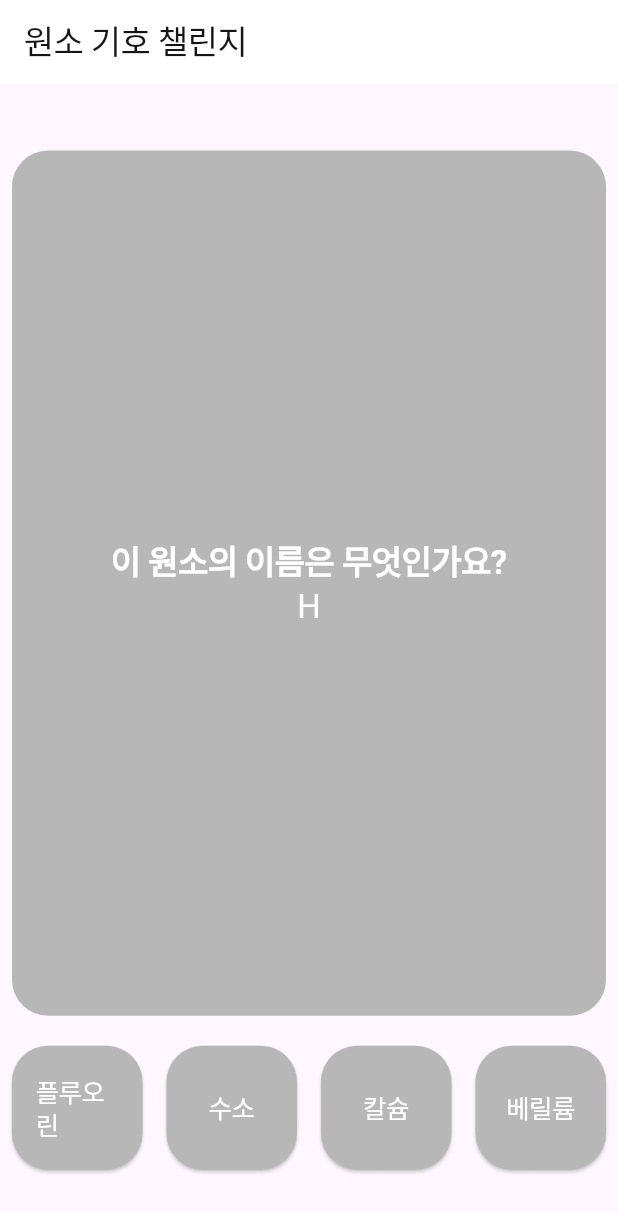
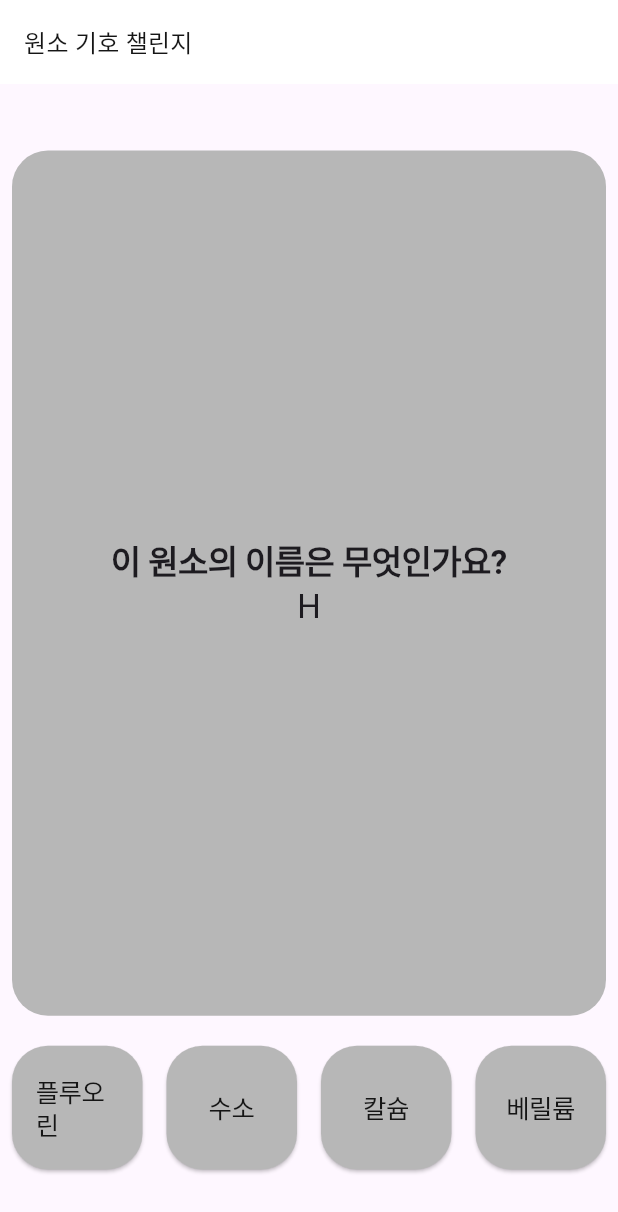
Before and after one commit to dohun0310/Chemistry-Challenge, a Flutter app: the screen it shows after launch, after a tap on "원소 기호 챌린지", on a phone screen of 412 x 824 dp. Shown: the top 1212 px of the screen. Run offline on Flutter 3.47's test engine with Material 3 defaults, Android fonts, the phone set to English and light mode, and no system bars.

Commit message:
edit theme text style

```diff
--- a/lib/components/challenge_page.dart
+++ b/lib/components/challenge_page.dart
@@ -2,6 +2,7 @@ import 'dart:math';
 import 'package:flutter/material.dart';
 
 import 'package:chemistry_challenge/themes/main.dart';
+import 'package:chemistry_challenge/themes/texts.dart';
 
 import 'package:chemistry_challenge/components/appbar.dart';
 
@@ -144,7 +145,7 @@ class ChallengePageState extends State<ChallengePage> {
         ),
         child: Text(
           answer,
-          style: Theme.of(context).textTheme.bodyLarge,
+          style: ThemeTexts.bodyRegular,
         ),
       ),
     );
@@ -166,15 +167,13 @@ class ChallengePageState extends State<ChallengePage> {
             child: Column(
               mainAxisAlignment: MainAxisAlignment.center,
               children: [
-                Text(
+                const Text(
                   '챌린지 완료!',
-                  style: Theme.of(context).textTheme.titleLarge?.copyWith(
-                    fontWeight: FontWeight.bold,
-                  ),
+                  style: ThemeTexts.title1Emphasized,
                 ),
                 Text(
                   '$correctCount개의 문제를 맞추고, $incorrectCount개의 문제를 틀렸어요',
-                  style: Theme.of(context).textTheme.bodyLarge
+                  style: ThemeTexts.bodyRegular,
                 ),
               ],
             ),
@@ -196,9 +195,9 @@ class ChallengePageState extends State<ChallengePage> {
                       ),
                       padding: const EdgeInsets.symmetric(horizontal: 16, vertical: 8),
                     ),
-                    child: Text(
+                    child: const Text(
                       '메인으로 나가기',
-                      style: Theme.of(context).textTheme.bodyLarge,
+                      style: ThemeTexts.bodyRegular,
                     ),
                   ),
                 ),
@@ -216,9 +215,9 @@ class ChallengePageState extends State<ChallengePage> {
                       ),
                       padding: const EdgeInsets.symmetric(horizontal: 16, vertical: 8),
                     ),
-                    child: Text(
+                    child: const Text(
                       '다시 하기',
-                      style: Theme.of(context).textTheme.bodyLarge,
+                      style: ThemeTexts.bodyRegular,
                     ),
                   ),
                 ),
@@ -247,13 +246,11 @@ class ChallengePageState extends State<ChallengePage> {
             children: [
               Text(
                 widget.description,
-                style: Theme.of(context).textTheme.titleMedium?.copyWith(
-                  fontWeight: FontWeight.bold,
-                )
+                style: ThemeTexts.title2Emphasized,
               ),
               Text(
                 currentItem[widget.questionItem],
-                style: Theme.of(context).textTheme.titleMedium
+                style: ThemeTexts.title2Regular,
               ),
             ],
           ),
--- a/lib/components/list_button.dart
+++ b/lib/components/list_button.dart
@@ -1,6 +1,7 @@
 import 'package:flutter/material.dart';
 
 import 'package:chemistry_challenge/themes/main.dart';
+import 'package:chemistry_challenge/themes/texts.dart';
 
 class ChallengeInfo extends StatelessWidget {
   final String label;
@@ -26,16 +27,11 @@ class ChallengeInfo extends StatelessWidget {
         children: [
           Text(
             label,
-            style: const TextStyle(
-              fontSize: 12,
-              fontWeight: FontWeight.bold,
-            ),
+            style: ThemeTexts.caption1Emphasized,
           ),
           Text(
             value,
-            style: const TextStyle(
-              fontSize: 12,
-            ),
+            style: ThemeTexts.caption1Regular,
           ),
         ],
       ),
@@ -64,32 +60,29 @@ class ListButton extends StatelessWidget {
   @override
   Widget build(BuildContext context) {
     return Container(
-      margin: const EdgeInsets.fromLTRB(8, 0, 8, 12),
-      child: ElevatedButton(
-        onPressed: () {
+      margin: const EdgeInsets.fromLTRB(12, 0, 12, 16),
+      decoration: BoxDecoration(
+        borderRadius: BorderRadius.circular(16),
+        border: Border.all(
+          color: Theme.of(context).extension<ThemeColors>()!.grey ?? Colors.grey,
+        )
+      ),
+      child: InkWell(
+        onTap: () {
           Navigator.push(
             context,
             MaterialPageRoute(builder: (context) => destinationPage),
           );
         },
-        style: ElevatedButton.styleFrom(
-          shape: RoundedRectangleBorder(
-            borderRadius: BorderRadius.circular(16),
-            side: BorderSide(
-              color: Theme.of(context).extension<ThemeColors>()?.grey ?? Colors.grey,
-              width: 1
-            ),
-          ),
-          elevation: 0,
-        ),
-        child: Padding(
+        borderRadius: BorderRadius.circular(16),
+        child: Container(
           padding: const EdgeInsets.all(8.0),
           child: Row(
             children: [
               Expanded(
                 child: Text(
                   title,
-                  style: Theme.of(context).textTheme.bodyLarge!
+                  style: ThemeTexts.bodyRegular,
                 ),
               ),
               Row(
--- a/lib/themes/main.dart
+++ b/lib/themes/main.dart
@@ -58,8 +58,6 @@ class ThemeColors extends ThemeExtension<ThemeColors> {
 }
 
 final lightTheme = ThemeData.light().copyWith(
-  textTheme: textStyleData,
-
   extensions: <ThemeExtension<dynamic>>[
     const ThemeColors(
       background: Color(0xFFFFFFFF),
@@ -83,8 +81,6 @@ final lightTheme = ThemeData.light().copyWith(
 );
 
 final darkTheme = ThemeData.dark().copyWith(
-  textTheme: textStyleData,
-
   extensions: <ThemeExtension<dynamic>>[
     const ThemeColors(
       background: Color(0xFF151515),
@@ -106,99 +102,3 @@ final darkTheme = ThemeData.dark().copyWith(
     onBackground: Color(0xFFFFFFFF),
   )
 );
-
-const textStyleData =  TextTheme(
-  /// This is LargeTitle, which can be used with bold font weight.
-  displayLarge: TextStyle(
-    fontSize: 34,
-    height: 41 / 34,
-    fontWeight: ThemeFontWeights.regular,
-    letterSpacing: -0.4,
-  ),
-
-  /// This is Title1, which can be used with bold font weight.
-  titleLarge: TextStyle(
-    fontSize: 28,
-    height: 34 / 28,
-    fontWeight: ThemeFontWeights.regular,
-    letterSpacing: -0.4,
-  ),
-
-  /// This is Title2, which can be used with bold font weight.
-  titleMedium: TextStyle(
-    fontSize: 22,
-    height: 28 / 22,
-    fontWeight: ThemeFontWeights.regular,
-    letterSpacing: -0.4,
-  ),
-
-  /// This is Title3, which can be used with a bold font weight.
-  titleSmall: TextStyle(
-    fontSize: 20,
-    height: 25 / 20,
-    fontWeight: ThemeFontWeights.regular,
-    letterSpacing: -0.4,
-  ),
-
-  /// This is Headline, which can be used with italic font style.
-  headlineLarge: TextStyle(
-    fontSize: 17,
-    height: 22 / 17,
-    fontWeight: ThemeFontWeights.bold,
-    letterSpacing: -0.4,
-  ),
-
-  /// This is Body, which can be used with bold font weight and italic font style.
-  bodyLarge: TextStyle(
-    fontSize: 17,
-    height: 22 / 17,
-    fontWeight: ThemeFontWeights.regular,
-    letterSpacing: -0.4,
-  ),
-
-  /// This is Caption1, which can be used with bold font weight and italic font style.
-  labelLarge: TextStyle(
-    fontSize: 12,
-    height: 16 / 12,
-    fontWeight: ThemeFontWeights.regular,
-    letterSpacing: -0.4,
-  ),
-
-  /// This is Caption2, which can be used with bold font weight and italic font style.
-  labelSmall: TextStyle(
-    fontSize: 11,
-    height: 13 / 11,
-    fontWeight: ThemeFontWeights.regular,
-    letterSpacing: -0.4,
-
-  ),
-);
-
-class ThemeFontWeights {
-  /// Thin, the least thick.
-  static const FontWeight ultralight = FontWeight.w100;
-
-  /// Extra-light.
-  static const FontWeight thin = FontWeight.w200;
-
-  /// Light.
-  static const FontWeight light = FontWeight.w300;
-
-  /// The default font weight.
-  static const FontWeight regular = FontWeight.w400;
-
-  /// Medium.
-  static const FontWeight medium = FontWeight.w500;
-
-  /// Semi-bold.
-  static const FontWeight semibold = FontWeight.w600;
-
-  /// A commonly used font weight that is heavier than normal.
-  static const FontWeight bold = FontWeight.w700;
-
-  /// Extra-bold.
-  static const FontWeight heavy = FontWeight.w800;
-
-  /// Black, the most thick.
-  static const FontWeight black = FontWeight.w900;
-}
--- /dev/null
+++ b/lib/themes/texts.dart
@@ -0,0 +1,254 @@
+import 'package:flutter/material.dart';
+
+class ThemeTexts {
+  static const TextStyle largeTitleRegular = TextStyle(
+    fontSize: 34,
+    height: 41 / 34,
+    fontWeight: FontWeight.w400,
+    letterSpacing: -0.4,
+  );
+
+  static const TextStyle largeTitleEmphasized = TextStyle(
+    fontSize: 34,
+    height: 41 / 34,
+    fontWeight: FontWeight.w700,
+    letterSpacing: -0.4,
+  );
+
+  static const TextStyle title1Regular = TextStyle(
+    fontSize: 28,
+    height: 34 / 28,
+    fontWeight: FontWeight.w400,
+    letterSpacing: -0.4,
+  );
+
+  static const TextStyle title1Emphasized = TextStyle(
+    fontSize: 28,
+    height: 34 / 28,
+    fontWeight: FontWeight.w700,
+    letterSpacing: -0.4,
+  );
+
+  static const TextStyle title2Regular = TextStyle(
+    fontSize: 22,
+    height: 28 / 22,
+    fontWeight: FontWeight.w400,
+    letterSpacing: -0.4,
+  );
+
+  static const TextStyle title2Emphasized = TextStyle(
+    fontSize: 22,
+    height: 28 / 22,
+    fontWeight: FontWeight.w700,
+    letterSpacing: -0.4,
+  );
+
+  static const TextStyle title3Regular = TextStyle(
+    fontSize: 20,
+    height: 25 / 20,
+    fontWeight: FontWeight.w400,
+    letterSpacing: -0.4,
+  );
+
+  static const TextStyle title3Emphasized = TextStyle(
+    fontSize: 20,
+    height: 25 / 20,
+    fontWeight: FontWeight.w600,
+    letterSpacing: -0.4,
+  );
+
+  static const TextStyle headlineRegular = TextStyle(
+    fontSize: 17,
+    height: 22 / 17,
+    fontWeight: FontWeight.w600,
+    letterSpacing: -0.4,
+  );
+
+  static const TextStyle headlineItalic = TextStyle(
+    fontSize: 17,
+    height: 22 / 17,
+    fontWeight: FontWeight.w600,
+    fontStyle: FontStyle.italic,
+    letterSpacing: -0.4,
+  );
+
+  static const TextStyle bodyRegular = TextStyle(
+    fontSize: 17,
+    height: 22 / 17,
+    fontWeight: FontWeight.w400,
+    letterSpacing: -0.4,
+  );
+
+  static const TextStyle bodyEmphasized = TextStyle(
+    fontSize: 17,
+    height: 22 / 17,
+    fontWeight: FontWeight.w600,
+    letterSpacing: -0.4,
+  );
+
+  static const TextStyle bodyItalic = TextStyle(
+    fontSize: 17,
+    height: 22 / 17,
+    fontWeight: FontWeight.w400,
+    fontStyle: FontStyle.italic,
+    letterSpacing: -0.4,
+  );
+
+  static const TextStyle bodyEmphasizedItalic = TextStyle(
+    fontSize: 17,
+    height: 22 / 17,
+    fontWeight: FontWeight.w600,
+    fontStyle: FontStyle.italic,
+    letterSpacing: -0.4,
+  );
+
+  static const TextStyle calloutRegular = TextStyle(
+    fontSize: 16,
+    height: 21 / 16,
+    fontWeight: FontWeight.w400,
+    letterSpacing: -0.4,
+  );
+
+  static const TextStyle calloutEmphasized = TextStyle(
+    fontSize: 16,
+    height: 21 / 16,
+    fontWeight: FontWeight.w600,
+    letterSpacing: -0.4,
+  );
+
+  static const TextStyle calloutItalic = TextStyle(
+    fontSize: 16,
+    height: 21 / 16,
+    fontWeight: FontWeight.w400,
+    fontStyle: FontStyle.italic,
+    letterSpacing: -0.4,
+  );
+
+  static const TextStyle calloutEmphasizedItalic = TextStyle(
+    fontSize: 16,
+    height: 21 / 16,
+    fontWeight: FontWeight.w600,
+    fontStyle: FontStyle.italic,
+    letterSpacing: -0.4,
+  );
+
+  static const TextStyle subheadlineRegular = TextStyle(
+    fontSize: 15,
+    height: 20 / 15,
+    fontWeight: FontWeight.w400,
+    letterSpacing: -0.4,
+  );
+
+  static const TextStyle subheadlineEmphasized = TextStyle(
+    fontSize: 15,
+    height: 20 / 15,
+    fontWeight: FontWeight.w600,
+    letterSpacing: -0.4,
+  );
+
+  static const TextStyle subheadlineItalic = TextStyle(
+    fontSize: 15,
+    height: 20 / 15,
+    fontWeight: FontWeight.w400,
+    fontStyle: FontStyle.italic,
+    letterSpacing: -0.4,
+  );
+
+  static const TextStyle subheadlineEmphasizedItalic = TextStyle(
+    fontSize: 15,
+    height: 20 / 15,
+    fontWeight: FontWeight.w600,
+    fontStyle: FontStyle.italic,
+    letterSpacing: -0.4,
+  );
+
+  static const TextStyle footnoteRegular = TextStyle(
+    fontSize: 13,
+    height: 18 / 13,
+    fontWeight: FontWeight.w400,
+    letterSpacing: -0.4,
+  );
+
+  static const TextStyle footnoteEmphasized = TextStyle(
+    fontSize: 13,
+    height: 18 / 13,
+    fontWeight: FontWeight.w600,
+    letterSpacing: -0.4,
+  );
+
+  static const TextStyle footnoteItalic = TextStyle(
+    fontSize: 13,
+    height: 18 / 13,
+    fontWeight: FontWeight.w400,
+    fontStyle: FontStyle.italic,
+    letterSpacing: -0.4,
+  );
+
+  static const TextStyle footnoteEmphasizedItalic = TextStyle(
+    fontSize: 13,
+    height: 18 / 13,
+    fontWeight: FontWeight.w600,
+    fontStyle: FontStyle.italic,
+    letterSpacing: -0.4,
+  );
+
+  static const TextStyle caption1Regular = TextStyle(
+    fontSize: 12,
+    height: 16 / 12,
+    fontWeight: FontWeight.w400,
+    letterSpacing: -0.4,
+  );
+
+  static const TextStyle caption1Emphasized = TextStyle(
+    fontSize: 12,
+    height: 16 / 12,
+    fontWeight: FontWeight.w500,
+    letterSpacing: -0.4,
+  );
+
+  static const TextStyle caption1Italic = TextStyle(
+    fontSize: 12,
+    height: 16 / 12,
+    fontWeight: FontWeight.w400,
+    fontStyle: FontStyle.italic,
+    letterSpacing: -0.4,
+  );
+
+  static const TextStyle caption1EmphasizedItalic = TextStyle(
+    fontSize: 12,
+    height: 16 / 12,
+    fontWeight: FontWeight.w500,
+    fontStyle: FontStyle.italic,
+    letterSpacing: -0.4,
+  );
+
+  static const TextStyle caption2Regular = TextStyle(
+    fontSize: 11,
+    height: 13 / 11,
+    fontWeight: FontWeight.w400,
+    letterSpacing: -0.4,
+  );
+
+  static const TextStyle caption2Emphasized = TextStyle(
+    fontSize: 11,
+    height: 13 / 11,
+    fontWeight: FontWeight.w500,
+    letterSpacing: -0.4,
+  );
+
+  static const TextStyle caption2Italic = TextStyle(
+    fontSize: 11,
+    height: 13 / 11,
+    fontWeight: FontWeight.w400,
+    fontStyle: FontStyle.italic,
+    letterSpacing: -0.4,
+  );
+
+  static const TextStyle caption2EmphasizedItalic = TextStyle(
+    fontSize: 11,
+    height: 13 / 11,
+    fontWeight: FontWeight.w500,
+    fontStyle: FontStyle.italic,
+    letterSpacing: -0.4,
+  );
+}
```
